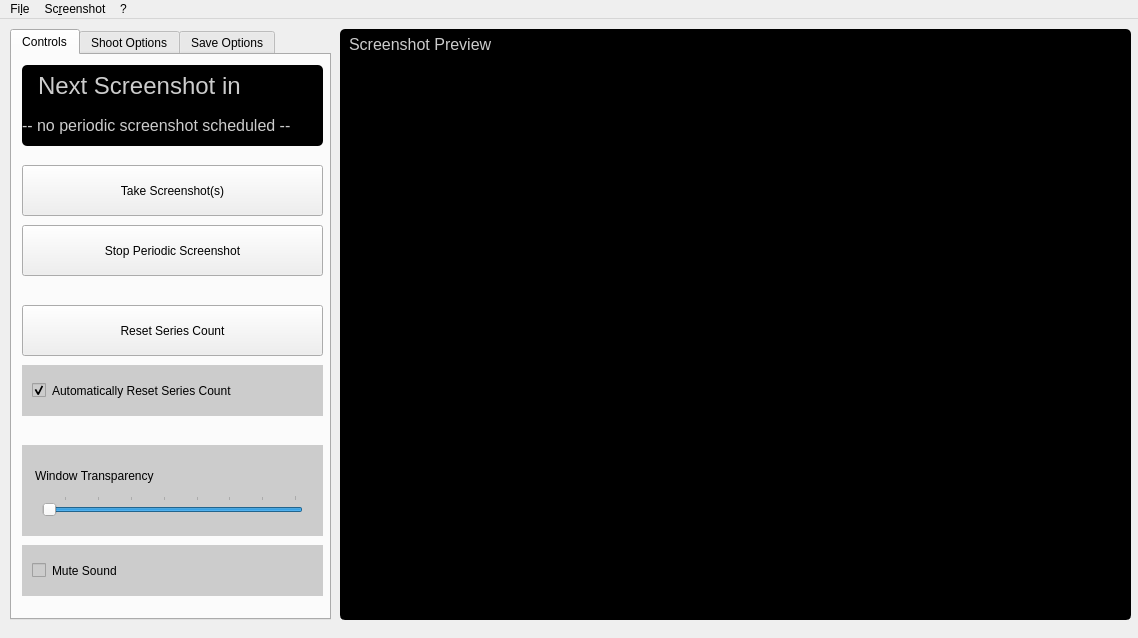
This is qt/screenshot/window.ui in tangboshi/julia_c as Qt 5 draws it before an edit. The edited form follows.
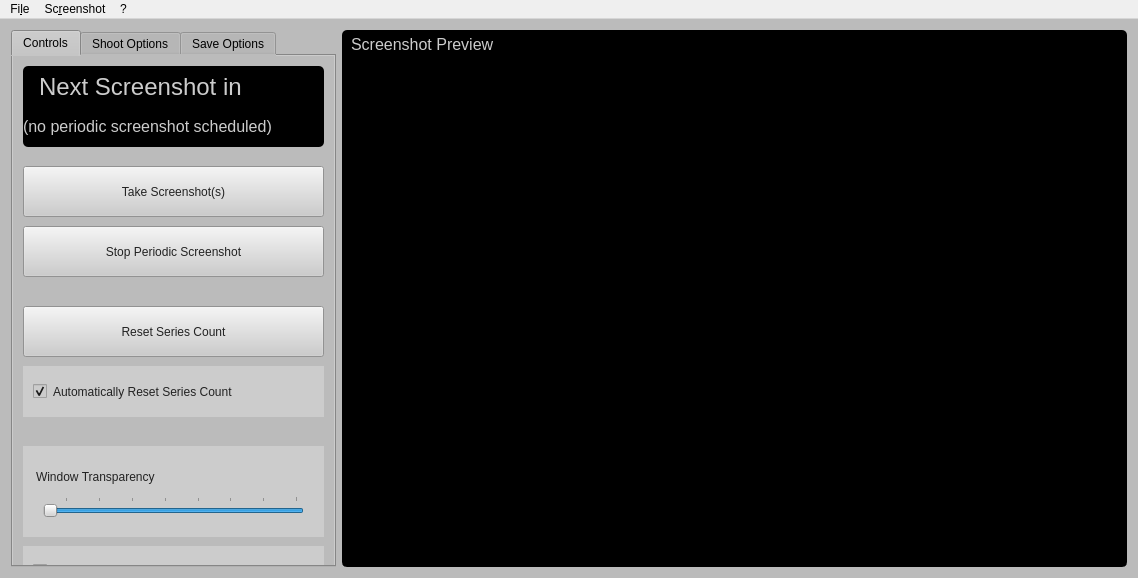
This is the edited form. The open tabs and pages were chosen to show the change.

The edit to the form file:
```diff
--- a/qt/screenshot/window.ui
+++ b/qt/screenshot/window.ui
@@ -7,26 +7,48 @@
     <x>0</x>
     <y>0</y>
     <width>1138</width>
-    <height>638</height>
+    <height>578</height>
    </rect>
   </property>
+  <property name="sizePolicy">
+   <sizepolicy hsizetype="Fixed" vsizetype="Preferred">
+    <horstretch>0</horstretch>
+    <verstretch>0</verstretch>
+   </sizepolicy>
+  </property>
   <property name="windowTitle">
    <string>Simple Screenshot Tool</string>
   </property>
   <widget class="QWidget" name="centralWidget">
+   <property name="styleSheet">
+    <string notr="true">background:#bbb;</string>
+   </property>
+   <layout class="QHBoxLayout" name="horizontalLayout_2">
+    <item>
    <widget class="QTabWidget" name="screenshotOptions">
-    <property name="geometry">
-     <rect>
-      <x>10</x>
-      <y>10</y>
-      <width>321</width>
-      <height>591</height>
-     </rect>
+      <property name="sizePolicy">
+       <sizepolicy hsizetype="Fixed" vsizetype="Expanding">
+        <horstretch>0</horstretch>
+        <verstretch>0</verstretch>
+       </sizepolicy>
+      </property>
+      <property name="minimumSize">
+       <size>
+        <width>325</width>
+        <height>0</height>
+       </size>
+      </property>
+      <property name="styleSheet">
+       <string notr="true">color:#000;
+background:#bbb;</string>
     </property>
     <property name="currentIndex">
      <number>2</number>
     </property>
     <widget class="QWidget" name="tabControls">
+       <property name="styleSheet">
+        <string notr="true">color:#222;</string>
+       </property>
      <attribute name="title">
       <string>Controls</string>
      </attribute>
@@ -42,6 +64,10 @@
       <property name="toolTip">
        <string>&lt;html&gt;&lt;head/&gt;&lt;body&gt;&lt;p&gt;Take a screenshot. Go ahead!&lt;/p&gt;&lt;/body&gt;&lt;/html&gt;</string>
       </property>
+        <property name="styleSheet">
+         <string notr="true">background:#ccc;
+padding:10px;</string>
+        </property>
       <property name="text">
        <string>Take Screenshot(s)</string>
       </property>
@@ -58,6 +84,10 @@
       <property name="toolTip">
        <string>&lt;html&gt;&lt;head/&gt;&lt;body&gt;&lt;p&gt;Cancel periodic screenshot plan. Only usable if &amp;quot;Hide This Window From Screenshot&amp;quot; in the next tab is UNchecked.&lt;/p&gt;&lt;/body&gt;&lt;/html&gt;</string>
       </property>
+        <property name="styleSheet">
+         <string notr="true">background:#ccc;
+padding:10px;</string>
+        </property>
       <property name="text">
        <string>Stop Periodic Screenshot</string>
       </property>
@@ -106,7 +136,7 @@
 </string>
       </property>
       <property name="text">
-       <string>-- no periodic screenshot scheduled --</string>
+         <string>(no periodic screenshot scheduled)</string>
       </property>
      </widget>
      <widget class="QSlider" name="sliderOpacity">
@@ -118,6 +148,9 @@
         <height>21</height>
        </rect>
       </property>
+        <property name="styleSheet">
+         <string notr="true">background:#ccc;</string>
+        </property>
       <property name="minimum">
        <number>25</number>
       </property>
@@ -176,6 +209,10 @@
       <property name="toolTip">
        <string>&lt;html&gt;&lt;head/&gt;&lt;body&gt;&lt;p&gt;Resets series count to 0.&lt;/p&gt;&lt;p&gt;Explanation: for each program session the screenshot numbering continues where it stopped when you last pressed &amp;quot;Take Screenshot(s)&amp;quot;. &lt;/p&gt;&lt;/body&gt;&lt;/html&gt;</string>
       </property>
+        <property name="styleSheet">
+         <string notr="true">background:#ccc;
+padding:10px;</string>
+        </property>
       <property name="text">
        <string>Reset Series Count</string>
       </property>
@@ -1055,36 +1092,19 @@
      <zorder>dropdownOverridePolicy</zorder>
     </widget>
    </widget>
-   <widget class="QLabel" name="labelScreenshotPreview">
-    <property name="geometry">
-     <rect>
-      <x>340</x>
-      <y>40</y>
-      <width>791</width>
-      <height>561</height>
-     </rect>
-    </property>
-    <property name="styleSheet">
-     <string notr="true">background: #000;
-color: #ccc;
-qproperty-alignment: AlignCenter;
-border: 3px solid #000;
-border-bottom-left-radius:5px;
-border-bottom-right-radius:5px;
-</string>
-    </property>
-    <property name="text">
-     <string/>
-    </property>
-   </widget>
+    </item>
+    <item>
+     <layout class="QVBoxLayout" name="layoutScreenshotPreview">
+      <property name="spacing">
+       <number>0</number>
+      </property>
+      <item>
    <widget class="QLabel" name="label">
-    <property name="geometry">
-     <rect>
-      <x>340</x>
-      <y>10</y>
-      <width>791</width>
-      <height>31</height>
-     </rect>
+        <property name="sizePolicy">
+         <sizepolicy hsizetype="Preferred" vsizetype="Fixed">
+          <horstretch>0</horstretch>
+          <verstretch>0</verstretch>
+         </sizepolicy>
     </property>
     <property name="styleSheet">
      <string notr="true">qproperty-alignment: AlignCenter;
@@ -1099,6 +1119,26 @@
      <string>Screenshot Preview</string>
     </property>
    </widget>
+      </item>
+      <item>
+       <widget class="QLabel" name="labelScreenshotPreview">
+        <property name="styleSheet">
+         <string notr="true">background: #000;
+color: #ccc;
+qproperty-alignment: AlignCenter;
+border: 3px solid #000;
+border-bottom-left-radius:5px;
+border-bottom-right-radius:5px;
+</string>
+        </property>
+        <property name="text">
+         <string/>
+        </property>
+       </widget>
+      </item>
+     </layout>
+    </item>
+   </layout>
   </widget>
   <widget class="QMenuBar" name="menuBar">
    <property name="geometry">
```
Left out of the diff: 16 changed lines with no effect on the pictures. Lines whose indentation alone changed are shown as unchanged.
